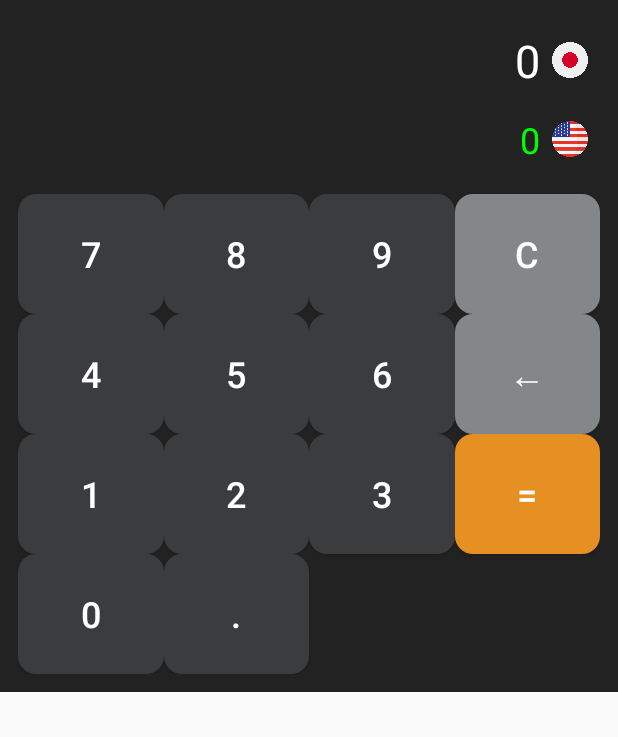
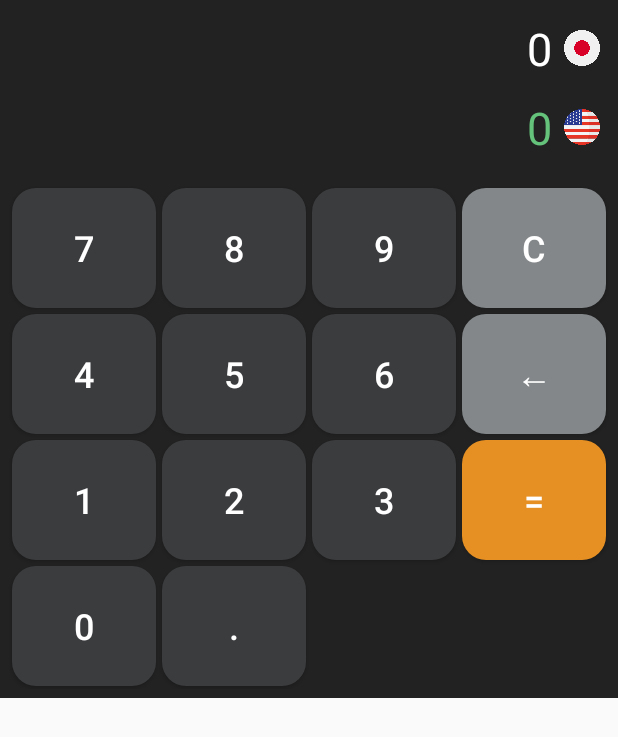
Before and after one commit to brunoe90/yen2usdWidget, an Android app built with Jetpack Compose: the layout widget_layout.xml on its own in the app's theme, with its tools: preview values and no code run, on a phone screen of 412 x 824 dp. Shown: the top 737 px of the screen. Run offline under Robolectric (Android 15) with nearby library versions, the phone set to English and light mode, and no system bars.

Commit message:
change style of buttons.

```diff
--- a/app/src/main/java/com/berrasti/buttonwidgetapp/ButtonWidget.kt
+++ b/app/src/main/java/com/berrasti/buttonwidgetapp/ButtonWidget.kt
@@ -12,7 +12,7 @@ class ButtonWidget : AppWidgetProvider() {
 
     companion object {
         var currentInput: String = ""
-        private const val yenToUsdRate = 133.5 // Fijo, después lo mejoramos si querés
+        private const val yenToUsdRate = 143.6 // Fijo, después lo mejoramos si querés
     }
 
     override fun onUpdate(context: Context, appWidgetManager: AppWidgetManager, appWidgetIds: IntArray) {
@@ -56,11 +56,11 @@ class ButtonWidget : AppWidgetProvider() {
 
         // Actualizar los textos
         val inputToShow = if (currentInput.isEmpty()) "0" else currentInput
-        views.setTextViewText(R.id.textYen, "$inputToShow YEN")
+        views.setTextViewText(R.id.textYen, "$inputToShow")
 
         val amount = currentInput.toDoubleOrNull() ?: 0.0
         val converted = amount / yenToUsdRate
-        views.setTextViewText(R.id.textUsd, String.format("%.2f USD", converted))
+        views.setTextViewText(R.id.textUsd, String.format("%.2f", converted))
 
         // Setear acciones en los botones
         val buttons = listOf(
--- a/app/src/main/res/drawable/bg_button_green.xml
+++ b/app/src/main/res/drawable/bg_button_green.xml
@@ -1,5 +1,5 @@
 <?xml version="1.0" encoding="utf-8"?>
 <shape xmlns:android="http://schemas.android.com/apk/res/android">
     <solid android:color="#e69023" />
-    <corners android:radius="12dp" />
+    <corners android:radius="16dp" />
 </shape>
--- a/app/src/main/res/drawable/bg_button_normal.xml
+++ b/app/src/main/res/drawable/bg_button_normal.xml
@@ -1,5 +1,5 @@
 <?xml version="1.0" encoding="utf-8"?>
 <shape xmlns:android="http://schemas.android.com/apk/res/android">
     <solid android:color="#3b3c3e" />
-    <corners android:radius="12dp" />
+    <corners android:radius="16dp" />
 </shape>
--- a/app/src/main/res/drawable/bg_button_red.xml
+++ b/app/src/main/res/drawable/bg_button_red.xml
@@ -1,5 +1,5 @@
 <?xml version="1.0" encoding="utf-8"?>
 <shape xmlns:android="http://schemas.android.com/apk/res/android">
     <solid android:color="#838789" />
-    <corners android:radius="12dp" />
+    <corners android:radius="16dp" />
 </shape>
--- a/app/src/main/res/layout/widget_layout.xml
+++ b/app/src/main/res/layout/widget_layout.xml
@@ -6,14 +6,14 @@
     android:background="#222222"
     android:orientation="vertical"
     android:gravity="center_horizontal"
-    android:padding="12dp">
+    android:padding="6dp">
 
     <LinearLayout
         android:layout_width="match_parent"
         android:layout_height="wrap_content"
         android:orientation="horizontal"
         android:gravity="end"
-        android:padding="8dp">
+        android:padding="6dp">
 
         <TextView
             android:id="@+id/textYen"
@@ -40,15 +40,15 @@
         android:layout_height="wrap_content"
         android:orientation="horizontal"
         android:gravity="end"
-        android:padding="8dp">
+        android:padding="6dp">
 
         <TextView
             android:id="@+id/textUsd"
             android:layout_width="wrap_content"
             android:layout_height="wrap_content"
             android:text="0"
-            android:textColor="#00FF00"
-            android:textSize="24sp"
+            android:textColor="#64c27b"
+            android:textSize="30sp"
             android:paddingStart="8dp"
             android:paddingEnd="8dp" />
 
--- a/app/src/main/res/values/styles.xml
+++ b/app/src/main/res/values/styles.xml
@@ -3,6 +3,7 @@
     <style name="WidgetButton">
         <item name="android:layout_width">0dp</item>
         <item name="android:layout_height">80dp</item>
+        <item name="android:layout_margin">2dp</item>
         <item name="android:layout_columnWeight">1</item>
         <item name="android:background">@drawable/bg_button_normal</item>
         <item name="android:textColor">#FFFFFF</item>
@@ -14,6 +15,7 @@
     <style name="WidgetButtonGreen">
     <item name="android:layout_width">0dp</item>
     <item name="android:layout_height">80dp</item>
+    <item name="android:layout_margin">2dp</item>
     <item name="android:layout_columnWeight">1</item>
     <item name="android:background">@drawable/bg_button_green</item>
     <item name="android:textColor">#FFFFFF</item>
@@ -25,6 +27,7 @@
     <style name="WidgetButtonRed">
     <item name="android:layout_width">0dp</item>
     <item name="android:layout_height">80dp</item>
+    <item name="android:layout_margin">2dp</item>
     <item name="android:layout_columnWeight">1</item>
     <item name="android:background">@drawable/bg_button_red</item>
     <item name="android:textColor">#FFFFFF</item>
```
Also changed, not shown: app/src/main/res/drawable/bg_button_bottom.xml (+4 -4 lines).
